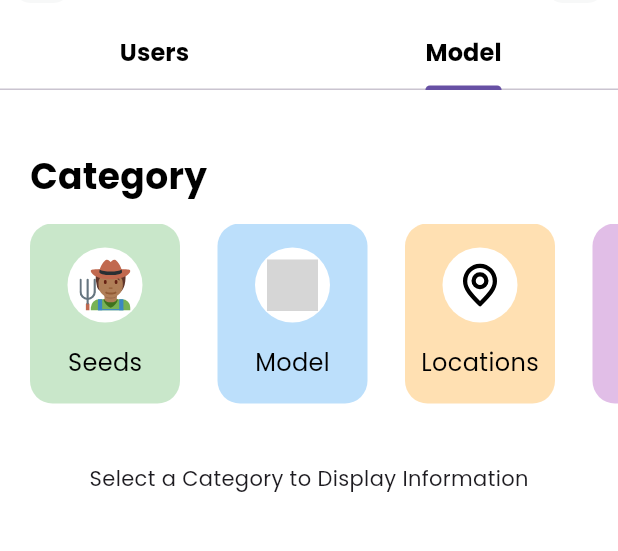
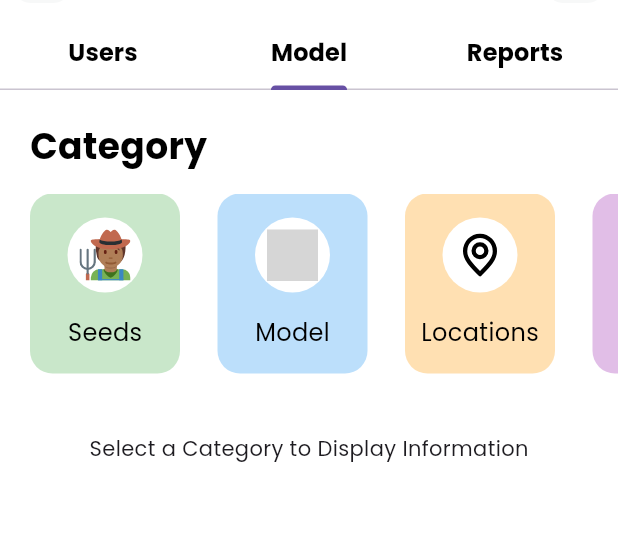
Before and after one commit to iBosire/yield-mate, a Flutter app: the HomePage screen opened by its route, on a phone screen of 412 x 824 dp, the part 66-617 px from its top. Run offline on Flutter 3.47's test engine with Material 3 defaults, Android fonts, the phone set to English and light mode, and no system bars; our stand-ins replace cloud_firestore, firebase_auth, firebase_core, flutter_spinkit, flutter_svg; accounts and stored records are empty; grey boxes are pictures that could not be loaded.

Commit message:
began reports page for admin

```diff
--- a/lib/pages/admin/home.dart
+++ b/lib/pages/admin/home.dart
@@ -24,12 +24,12 @@ class HomePage extends StatefulWidget {
   State<HomePage> createState() => _HomePageState();
 }
 
+String currentAdminUser = "";
 class _HomePageState extends State<HomePage> {
   final AuthService _auth = AuthService();
   late DatabaseService _db;
   List<PlotModel> plots = [];
   List<UserModel> users = [];
-  String currentUser = "";
 
   // void _getUsers() async {
   //   users = UserModel.getUsers();
@@ -44,12 +44,12 @@ class _HomePageState extends State<HomePage> {
   Widget build(BuildContext context) {
     _initialData();
     _auth.user.listen((user) {
-      currentUser = user?.uid ?? 'No user';
+      currentAdminUser = user?.uid ?? 'No user';
     });
-    _db = DatabaseService(uid: currentUser); // Ensure this is awaited if necessary
+    _db = DatabaseService(uid: currentAdminUser); // Ensure this is awaited if necessary
     return DefaultTabController(
       initialIndex: widget.defIndex,
-      length: 2,
+      length: 3,
       child: Scaffold(
         // NAVIGATION BAR
         appBar: appBar(),
@@ -65,9 +65,19 @@ class _HomePageState extends State<HomePage> {
             ),
             ListView(
               children: [
-                SizedBox(height: 40),
+                SizedBox(height: 20),
                 // CATEGORIES
                 CategoriesWidget(db: _db,),
+              ]
+            ),
+            ListView(
+              children: [
+                // SizedBox(height: 40),
+                // REPORTS
+                Padding(
+                  padding: const EdgeInsets.only(left: 20, right: 20),
+                  child: AdminReportsSection(),
+                ),
               ]
             ),
           ],
@@ -162,6 +172,16 @@ class _HomePageState extends State<HomePage> {
             Tab(
               child: Text(
                 'Model',
+                style: TextStyle(
+                  color: Colors.black,
+                  fontSize: 16,
+                  fontWeight: FontWeight.bold,
+                ),
+              ),
+            ),
+            Tab(
+              child: Text(
+                'Reports',
                 style: TextStyle(
                   color: Colors.black,
                   fontSize: 16,
@@ -857,6 +877,53 @@ Widget CropsSection(BuildContext context, {required List<CropModel> crops}){
   );
 }
 
+//* Admin Reports Section
+class AdminReportsSection extends StatelessWidget {
+  const AdminReportsSection({super.key});
+
+  Future<Map<String, dynamic>> getAdminReports(String uid) async {
+    // return await _db.getAdminReports(uid);
+    return {'status': 'error', 'message': 'Not implemented'};
+  }
+  @override
+  Widget build(BuildContext context) {
+    return Column(
+      children: [
+        Padding(
+          padding: const EdgeInsets.only(top: 20),
+          child: Text(
+            'Reports',
+            style: TextStyle(
+              color: Colors.black,
+              fontSize: 24,
+              fontWeight: FontWeight.bold,
+            ),
+          ),
+        ),
+        SizedBox(height: 15),
+        Divider(
+          color: Colors.black,
+          thickness: 0.1,
+          indent: 20,
+          endIndent: 20,
+        ),
+        FutureBuilder(
+          future: getAdminReports(currentAdminUser),
+          builder: (context, reports){
+            log('Admin Reports: ${reports.data}');
+            return Column(
+              children: [
+                const SizedBox(height: 20),
+                Text('Model Analysis'),
+              ],
+            );
+          }
+        )
+      ],
+    );
+  }
+}
+
 //* Add Button
 class AddNew extends StatelessWidget {
   const AddNew({
```
